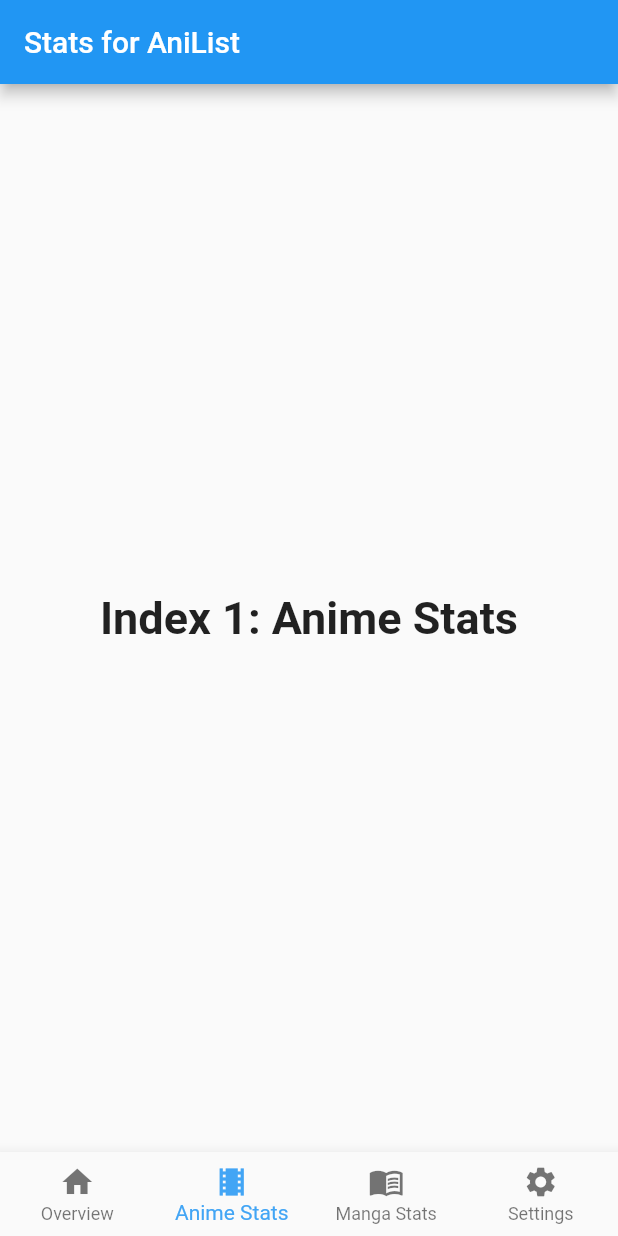
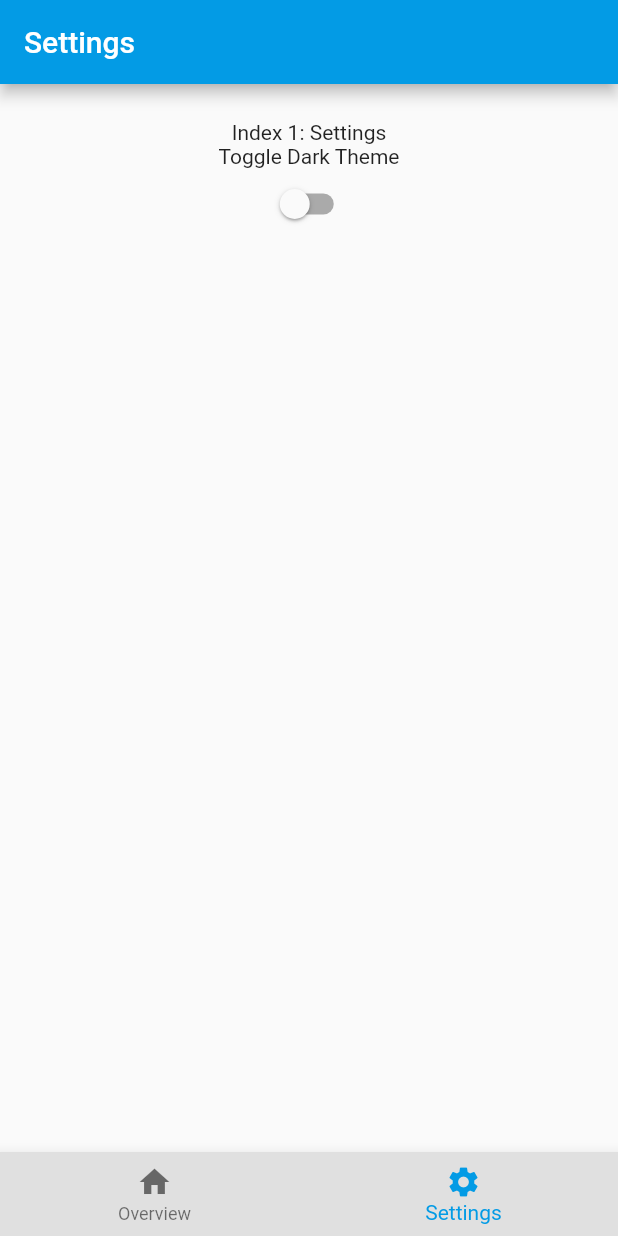
Before and after one commit to philripd/anime-browser, a Flutter app: the screen it shows after launch, item 2 of the bottom bar chosen, on a phone screen of 412 x 824 dp. Run offline on Flutter 3.47's test engine with Material 2 defaults, Android fonts, the phone set to English and light mode, and no system bars.

Commit message:
Overhaul bottom navigation bar, add light/dark theme selector, and update dependencies - Remove Anime Stats and Manga Stats for initial release - Bottom navigation bar routes to pages and is persisted - Add light/dark themes and selector in settings page - Update Flutter dependencies - Change app display name and description

```diff
--- a/lib/main.dart
+++ b/lib/main.dart
@@ -1,89 +1,70 @@
 import 'package:flutter/material.dart';
+import 'package:provider/provider.dart';
+import 'package:stats_for_anilist/page/overview_page.dart';
+import 'package:stats_for_anilist/page/settings_page.dart';
+import 'package:stats_for_anilist/provider/theme_provider.dart';
 
 void main() => runApp(const MyApp());
 
 class MyApp extends StatelessWidget {
   const MyApp({Key? key}) : super(key: key);
 
-  static const String _title = 'Flutter Code Sample';
-
   @override
   Widget build(BuildContext context) {
-    return const MaterialApp(
-      title: _title,
-      home: MyStatefulWidget(),
+    return ChangeNotifierProvider(
+      create: (context) => ThemeProvider(),
+      builder: (context, _) {
+        final themeProvider = Provider.of<ThemeProvider>(context);
+
+        return MaterialApp(
+          title: 'Stats for AniList',
+          themeMode: themeProvider.themeMode,
+          theme: Themes.lightTheme,
+          darkTheme: Themes.darkTheme,
+          home: const MainMenu(),
+        );
+      },
     );
   }
 }
 
-class MyStatefulWidget extends StatefulWidget {
-  const MyStatefulWidget({Key? key}) : super(key: key);
+class MainMenu extends StatefulWidget {
+  const MainMenu({Key? key}) : super(key: key);
 
   @override
-  State<MyStatefulWidget> createState() => _MyStatefulWidgetState();
+  State<MainMenu> createState() => _MainMenuState();
 }
 
-class _MyStatefulWidgetState extends State<MyStatefulWidget> {
+class _MainMenuState extends State<MainMenu> {
   int _selectedIndex = 0;
-  static const TextStyle optionStyle =
-  TextStyle(fontSize: 30, fontWeight: FontWeight.bold);
-  static const List<Widget> _widgetOptions = <Widget>[
-    Text(
-      'Index 0: Overview',
-      style: optionStyle,
-    ),
-    Text(
-      'Index 1: Anime Stats',
-      style: optionStyle,
-    ),
-    Text(
-      'Index 2: Manga Stats',
-      style: optionStyle,
-    ),
-    Text(
-      'Index 3: Settings',
-      style: optionStyle,
-    ),
+  static const _screens = [
+    Overview(),
+    Settings(),
   ];
-
-  void _onItemTapped(int index) {
-    setState(() {
-      _selectedIndex = index;
-    });
-  }
 
   @override
   Widget build(BuildContext context) {
     return Scaffold(
-      appBar: AppBar(
-        title: const Text('Stats for AniList'),
-      ),
-      body: Center(
-        child: _widgetOptions.elementAt(_selectedIndex),
+      body: IndexedStack(
+        index: _selectedIndex,
+        children: _screens,
       ),
       bottomNavigationBar: BottomNavigationBar(
         type: BottomNavigationBarType.fixed,
+        currentIndex: _selectedIndex,
+        onTap: (index) => setState(() {
+          _selectedIndex = index;
+        }),
         items: const <BottomNavigationBarItem>[
           BottomNavigationBarItem(
             icon: Icon(Icons.home),
             label: 'Overview',
           ),
           BottomNavigationBarItem(
-            icon: Icon(Icons.local_movies),
-            label: 'Anime Stats',
-          ),
-          BottomNavigationBarItem(
-            icon: Icon(Icons.menu_book),
-            label: 'Manga Stats',
-          ),
-          BottomNavigationBarItem(
             icon: Icon(Icons.settings),
             label: 'Settings',
           ),
         ],
-        currentIndex: _selectedIndex,
-        selectedItemColor: Colors.blue[400],
-        onTap: _onItemTapped,
       ),
     );
   }
--- /dev/null
+++ b/lib/page/overview_page.dart
@@ -0,0 +1,38 @@
+import 'package:flutter/material.dart';
+
+class Overview extends StatefulWidget {
+  const Overview({Key? key}) : super(key: key);
+
+  @override
+  State<Overview> createState() => _OverviewState();
+}
+
+class _OverviewState extends State<Overview> {
+  int _counter = 0;
+
+  void _incrementCounter() {
+    setState(() {
+      _counter++;
+    });
+  }
+
+  @override
+  Widget build(BuildContext context) {
+    return Scaffold(
+      appBar: AppBar(
+        title: const Text('Overview'),
+      ),
+      body: SafeArea(
+        child: ListView(
+          padding: const EdgeInsets.all(24),
+          children: const [
+            Text(
+              'Index 0: Overview',
+              textAlign: TextAlign.center,
+            ),
+          ],
+        ),
+      ),
+    );
+  }
+}
--- /dev/null
+++ b/lib/page/settings_page.dart
@@ -0,0 +1,36 @@
+import 'package:flutter/material.dart';
+import 'package:stats_for_anilist/widget/theme_toggle_widget.dart';
+
+class Settings extends StatefulWidget {
+  const Settings({Key? key}) : super(key: key);
+
+  @override
+  State<Settings> createState() => _SettingsState();
+}
+
+class _SettingsState extends State<Settings> {
+  @override
+  Widget build(BuildContext context) {
+    return Scaffold(
+      appBar: AppBar(
+        title: const Text('Settings'),
+      ),
+      body: SafeArea(
+        child: ListView(
+          padding: const EdgeInsets.all(24),
+          children: const [
+            Text(
+              'Index 1: Settings',
+              textAlign: TextAlign.center,
+            ),
+            Text(
+              'Toggle Dark Theme',
+              textAlign: TextAlign.center,
+            ),
+            ThemeToggleWidget(),
+          ],
+        ),
+      ),
+    );
+  }
+}
--- /dev/null
+++ b/lib/provider/theme_provider.dart
@@ -0,0 +1,36 @@
+import 'package:flutter/material.dart';
+
+class ThemeProvider extends ChangeNotifier {
+  ThemeMode themeMode = ThemeMode.system;
+
+  bool get isDarkMode => themeMode == ThemeMode.dark;
+
+  void toggleTheme(bool isOn) {
+    themeMode = isOn ? ThemeMode.dark : ThemeMode.light;
+    notifyListeners();
+  }
+}
+
+class Themes {
+  static final darkTheme = ThemeData(
+    appBarTheme: AppBarTheme(
+      color: Colors.lightBlue.shade600,
+    ),
+    bottomNavigationBarTheme: BottomNavigationBarThemeData(
+      selectedItemColor: Colors.lightBlue.shade600,
+    ),
+    colorScheme: const ColorScheme.dark(),
+    scaffoldBackgroundColor: Colors.grey.shade900,
+  );
+
+  static final lightTheme = ThemeData(
+    appBarTheme: AppBarTheme(
+        color: Colors.lightBlue.shade600,
+    ),
+    bottomNavigationBarTheme: BottomNavigationBarThemeData(
+      backgroundColor: Colors.grey.shade300,
+      selectedItemColor: Colors.lightBlue.shade600,
+    ),
+    colorScheme: const ColorScheme.light(),
+  );
+}
--- /dev/null
+++ b/lib/widget/theme_toggle_widget.dart
@@ -0,0 +1,20 @@
+import 'package:flutter/material.dart';
+import 'package:provider/provider.dart';
+import 'package:stats_for_anilist/provider/theme_provider.dart';
+
+class ThemeToggleWidget extends StatelessWidget {
+  const ThemeToggleWidget({Key? key}) : super(key: key);
+
+  @override
+  Widget build(BuildContext context) {
+    final themeProvider = Provider.of<ThemeProvider>(context);
+
+    return Switch.adaptive(
+        value: themeProvider.isDarkMode,
+        onChanged: (value) {
+          final provider = Provider.of<ThemeProvider>(context, listen: false);
+          provider.toggleTheme(value);
+        },
+    );
+  }
+}
```
Also changed, not shown: pubspec.yaml (+7 -1 lines), pubspec.lock, 3 other files.
